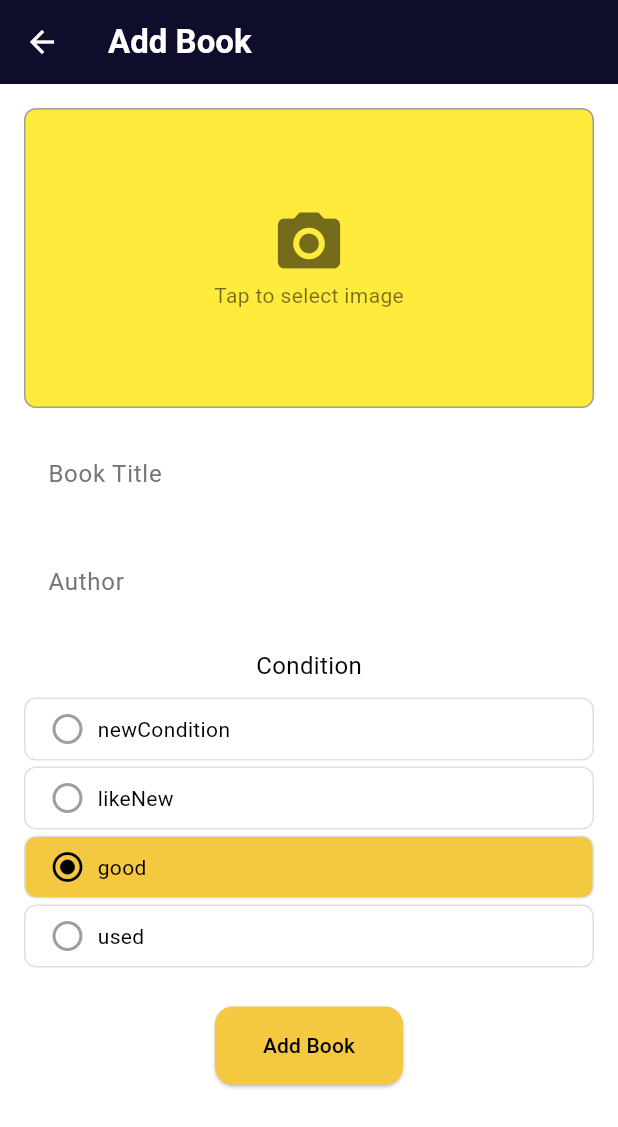
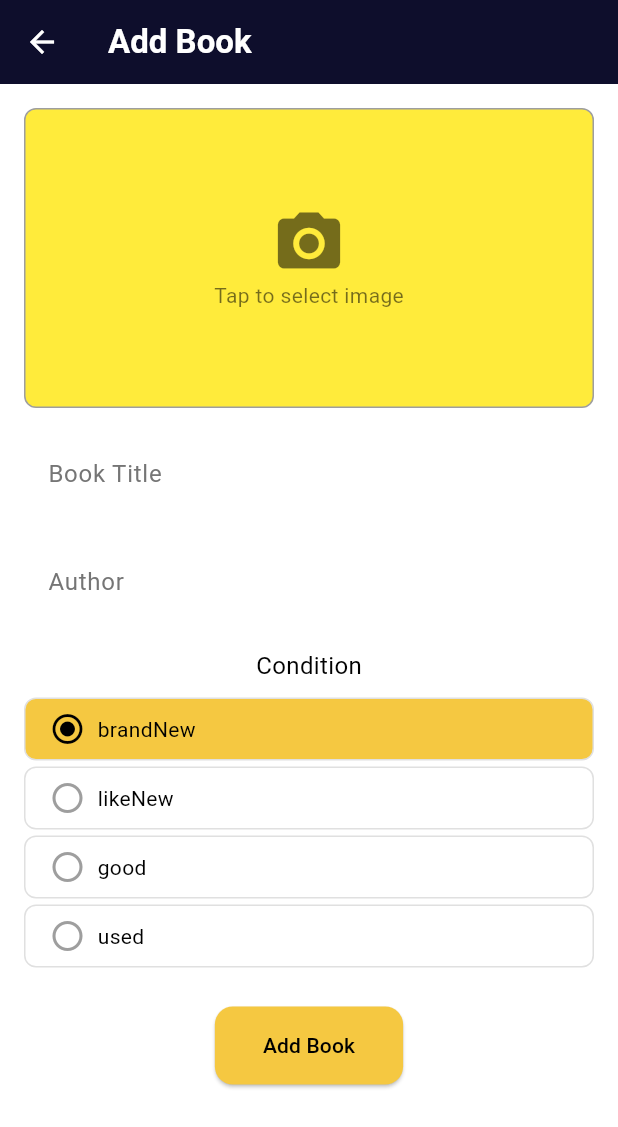
Before and after one commit to davidbirenzi/BookSwap, a Flutter app: the AddBookScreen screen opened directly, on a phone screen of 412 x 824 dp. Shown: the top 1127 px of the screen. Run offline on Flutter 3.47's test engine with Material 3 defaults, Android fonts, the phone set to English and light mode, and no system bars; our stand-ins replace cloud_firestore, firebase_auth, firebase_core, image_picker, shared_preferences; accounts and stored records are empty.

```diff
--- a/lib/models/book.dart
+++ b/lib/models/book.dart
@@ -1,5 +1,5 @@
 // Different conditions a textbook can be in
-enum BookCondition { newCondition, likeNew, good, used }
+enum BookCondition { brandNew, likeNew, good, used }
 
 // Book model - represents a textbook listing
 class Book {
--- a/lib/screens/add_book_screen.dart
+++ b/lib/screens/add_book_screen.dart
@@ -25,7 +25,7 @@ class AddBookScreenState extends State<AddBookScreen> {
   final _authorController = TextEditingController(); // author input
   final DatabaseService _databaseService = DatabaseService();
 
-  BookCondition _selectedCondition = BookCondition.good; // default condition
+  BookCondition _selectedCondition = BookCondition.brandNew; // default condition
   Uint8List? _imageBytes; // raw image data for preview
   String? _base64Image; // base64 string to store in database
   bool _isLoading = false; // tracks save operation
```
Also changed, not shown: lib/screens/settings_screen.dart (+0 -12 lines), 1 other file.
